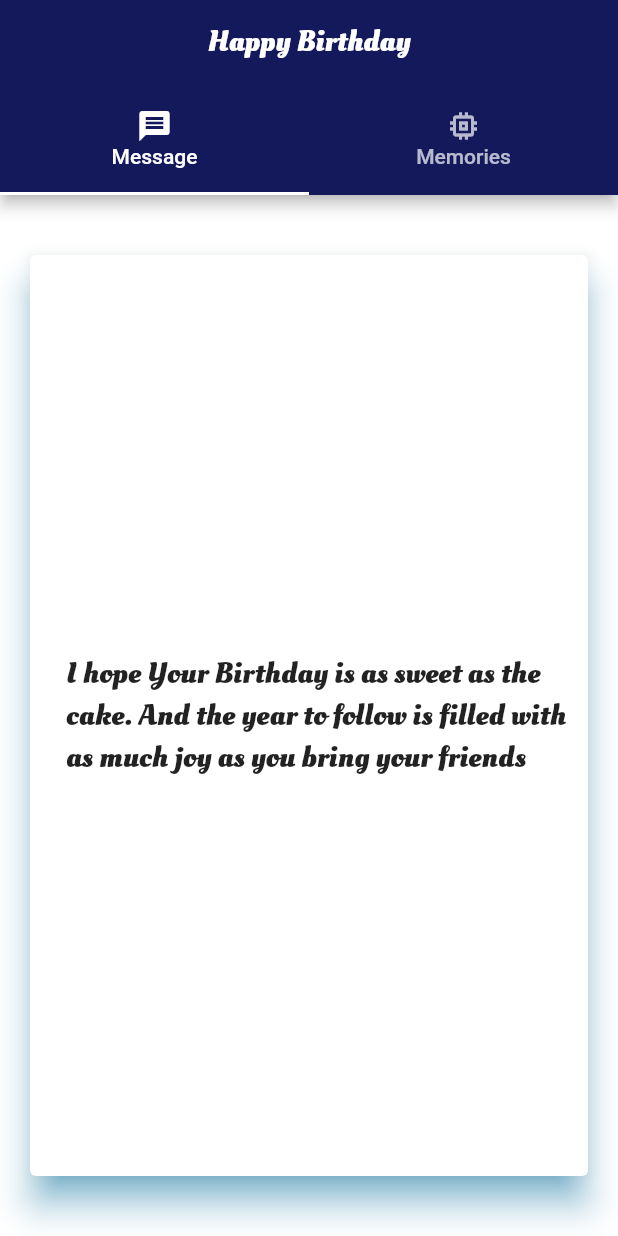
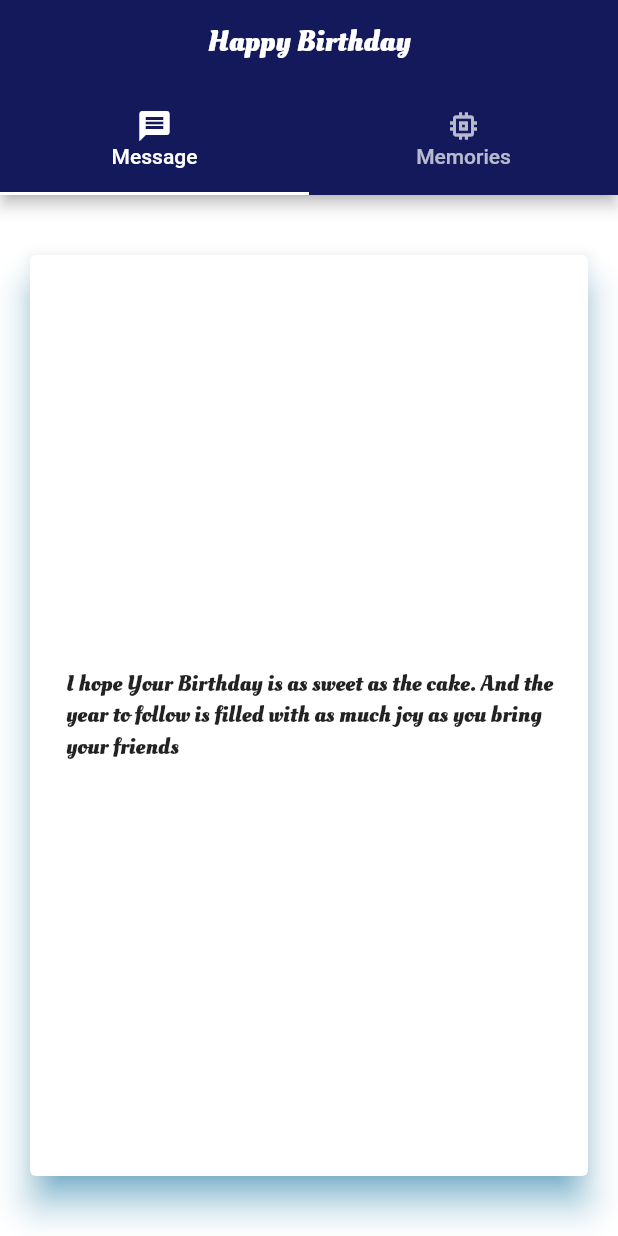
Before and after one commit to islamzareer/BirthdayCard, a Flutter app: the screen it shows after launch, after a tap on the "play circle filled" icon, on a phone screen of 412 x 824 dp. Run offline on Flutter 3.47's test engine with Material 2 defaults, Android fonts, the light colour scheme and no system bars; our stand-ins replace audioplayers, confetti, flutter_custom_clippers.

Commit message:
last version

```diff
--- a/lib/poem.dart
+++ b/lib/poem.dart
@@ -56,7 +56,7 @@ class Poem extends StatelessWidget {
                           child: Text(
                             "I hope Your Birthday is as sweet as the cake. And the year to follow is filled with as much joy as you bring your friends",
                             style: TextStyle(
-                                fontSize: 20,
+                                fontSize: 15,
                                 fontWeight: FontWeight.bold,
                                 fontFamily: 'OleoScript'),
                           ),
```
